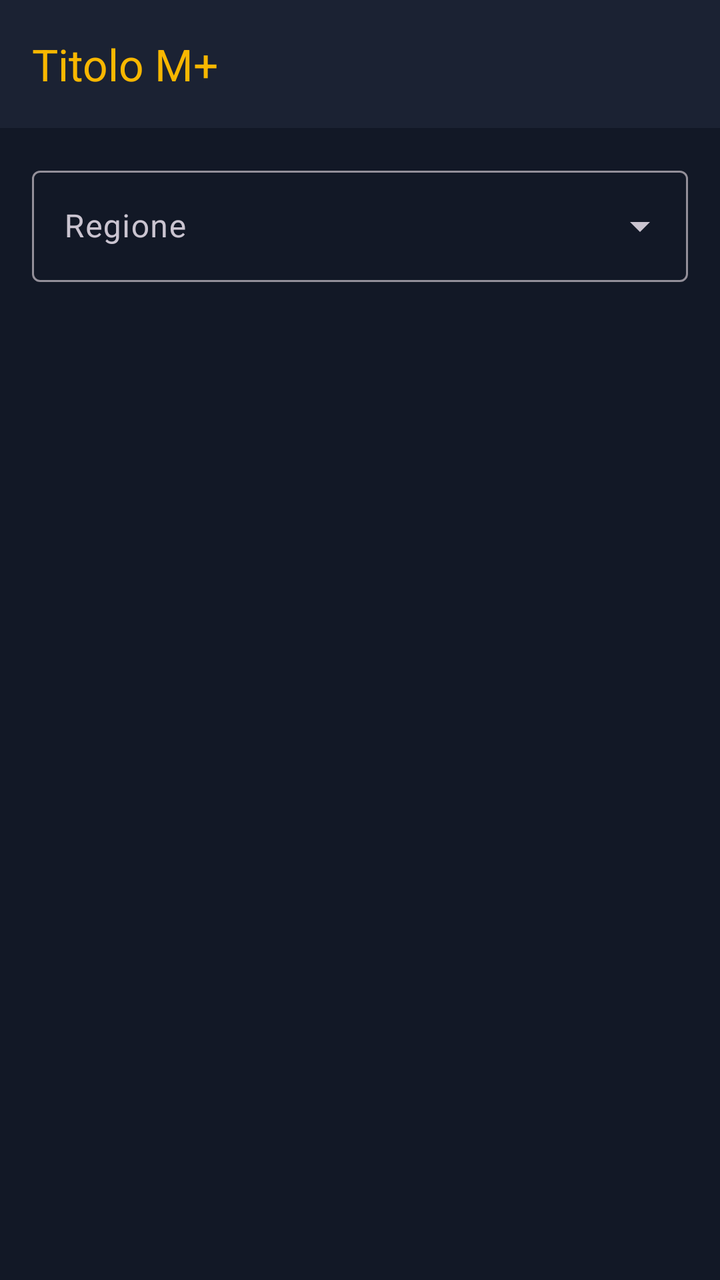
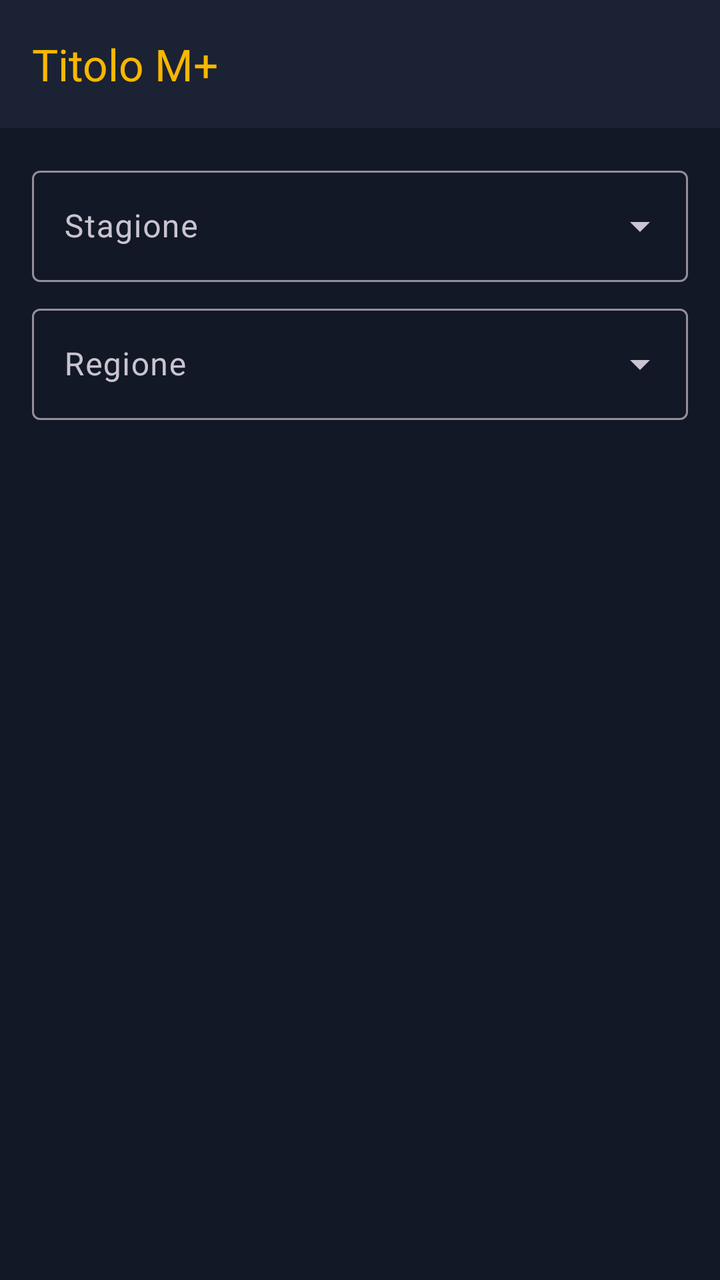

The first picture is an Android layout as it rendered before a commit; the second is the same layout after the commit. The layout source and the unified diff follow.
<!-- AndroidManifest.xml: application theme Theme.LanWoW -->
<!-- res/layout/activity_title.xml -->
<?xml version="1.0" encoding="utf-8"?>
<LinearLayout xmlns:android="http://schemas.android.com/apk/res/android"
    xmlns:app="http://schemas.android.com/apk/res-auto"
    android:layout_width="match_parent"
    android:layout_height="match_parent"
    android:orientation="vertical">

    <com.google.android.material.appbar.MaterialToolbar
        android:id="@+id/toolbar"
        android:layout_width="match_parent"
        android:layout_height="wrap_content"
        android:background="?attr/colorSurface"
        app:title="@string/titolo_mplus"
        app:titleTextColor="@color/gold" />

    <ScrollView
        android:layout_width="match_parent"
        android:layout_height="match_parent"
        android:fillViewport="true">

        <LinearLayout
            android:layout_width="match_parent"
            android:layout_height="wrap_content"
            android:orientation="vertical"
            android:padding="16dp">

            <com.google.android.material.textfield.TextInputLayout
                style="@style/Widget.Material3.TextInputLayout.OutlinedBox.ExposedDropdownMenu"
                android:layout_width="match_parent"
                android:layout_height="wrap_content"
                android:hint="@string/regione">

                <AutoCompleteTextView
                    android:id="@+id/input_region"
                    android:layout_width="match_parent"
                    android:layout_height="wrap_content"
                    android:inputType="none" />
            </com.google.android.material.textfield.TextInputLayout>

            <ProgressBar
                android:id="@+id/progress"
                android:layout_width="wrap_content"
                android:layout_height="wrap_content"
                android:layout_gravity="center_horizontal"
                android:layout_marginTop="16dp"
                android:visibility="gone" />

            <LinearLayout
                android:id="@+id/results"
                android:layout_width="match_parent"
                android:layout_height="wrap_content"
                android:orientation="vertical" />
        </LinearLayout>
    </ScrollView>
</LinearLayout>
<!-- resources referenced by this layout -->
<resources>
  <color name="gold">#F8B700</color>
  <string name="regione">Regione</string>
  <string name="titolo_mplus">Titolo M+</string>
  <style name="Theme.LanWoW" parent="Theme.Material3.Dark.NoActionBar">
          <item name="colorPrimary">@color/gold</item>
          <item name="colorOnPrimary">#1A1200</item>
          <item name="android:colorBackground">@color/dark_bg</item>
          <item name="colorSurface">#1B2233</item>
      </style>
  <color name="dark_bg">#121826</color>
</resources>

<!-- the commit's change to res/layout/activity_title.xml (unified diff, before → after) -->
@@ -28,6 +28,20 @@
                 style="@style/Widget.Material3.TextInputLayout.OutlinedBox.ExposedDropdownMenu"
                 android:layout_width="match_parent"
                 android:layout_height="wrap_content"
+                android:hint="@string/stagione">
+
+                <AutoCompleteTextView
+                    android:id="@+id/input_season"
+                    android:layout_width="match_parent"
+                    android:layout_height="wrap_content"
+                    android:inputType="none" />
+            </com.google.android.material.textfield.TextInputLayout>
+
+            <com.google.android.material.textfield.TextInputLayout
+                style="@style/Widget.Material3.TextInputLayout.OutlinedBox.ExposedDropdownMenu"
+                android:layout_width="match_parent"
+                android:layout_height="wrap_content"
+                android:layout_marginTop="8dp"
                 android:hint="@string/regione">
 
                 <AutoCompleteTextView
<!-- resource entries referenced after the edit -->
@@ -2,6 +2,7 @@
 <resources>
   <color name="gold">#F8B700</color>
   <string name="regione">Regione</string>
+  <string name="stagione">Stagione</string>
   <string name="titolo_mplus">Titolo M+</string>
   <style name="Theme.LanWoW" parent="Theme.Material3.Dark.NoActionBar">
           <item name="colorPrimary">@color/gold</item>
